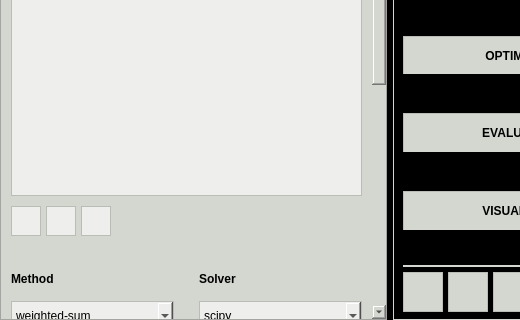
pyanno4rt/pyanno4rt, file pyanno4rt/gui/designs/main_window.ui: the form before one commit; both pictures show x 0 to 520 and y 448 to 768 of the 1024 by 768 pixel window.
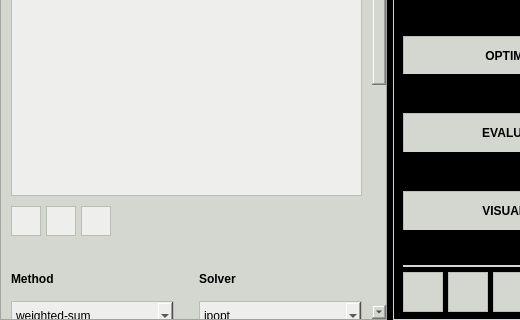
The form after the commit. The open tabs and pages were chosen to show the change. Icons and pictures are not drawn.

Diff of the .ui file:
```diff
--- a/pyanno4rt/gui/designs/main_window.ui
+++ b/pyanno4rt/gui/designs/main_window.ui
@@ -3576,7 +3576,7 @@
                <property name="geometry">
                 <rect>
                  <x>0</x>
-                 <y>0</y>
+                 <y>-450</y>
                  <width>418</width>
                  <height>1138</height>
                 </rect>
@@ -4122,10 +4122,10 @@
 border-color: rgb(186, 189, 182);</string>
                       </property>
                       <property name="currentText">
-                       <string>scipy</string>
+                       <string>ipopt</string>
                       </property>
                       <property name="currentIndex">
-                       <number>4</number>
+                       <number>0</number>
                       </property>
                       <item>
                        <property name="text">
```
Left out of the diff: 9 changed lines with no effect on the pictures.
